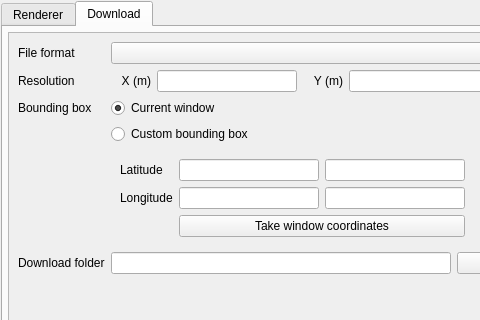
Old version of the form SentinelHub/SentinelHub_dockwidget_base.ui in the repository sentinel-hub/sentinelhub-qgis-plugin; both pictures show x 0 to 480 and y 0 to 320 of the 868 by 601 pixel window.
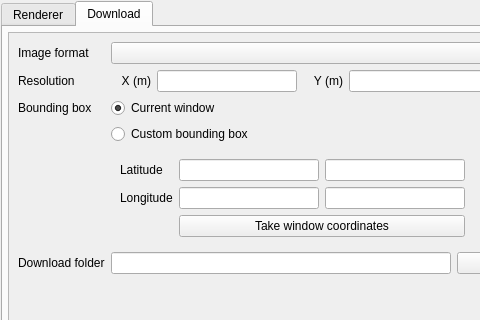
New version of the form. The open tabs and pages were chosen to show the change.

Commit message: Image formats now show nicer names

```diff
--- a/SentinelHub/SentinelHub_dockwidget_base.ui
+++ b/SentinelHub/SentinelHub_dockwidget_base.ui
@@ -1168,7 +1168,7 @@
               <item row="0" column="0">
                <widget class="QLabel" name="fileFormatLabel">
                 <property name="text">
-                 <string>File format</string>
+                 <string>Image format</string>
                 </property>
                </widget>
               </item>
```
Left out of the diff: 2 changed lines with no effect on the pictures. The commit also changes 2 other files.
